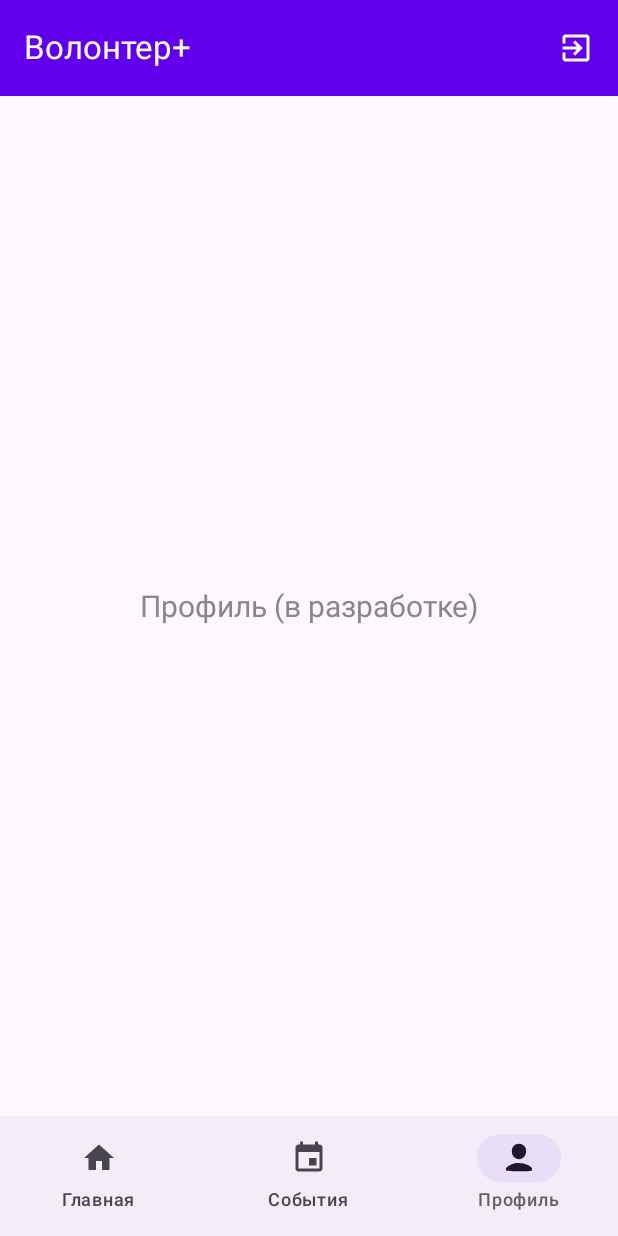
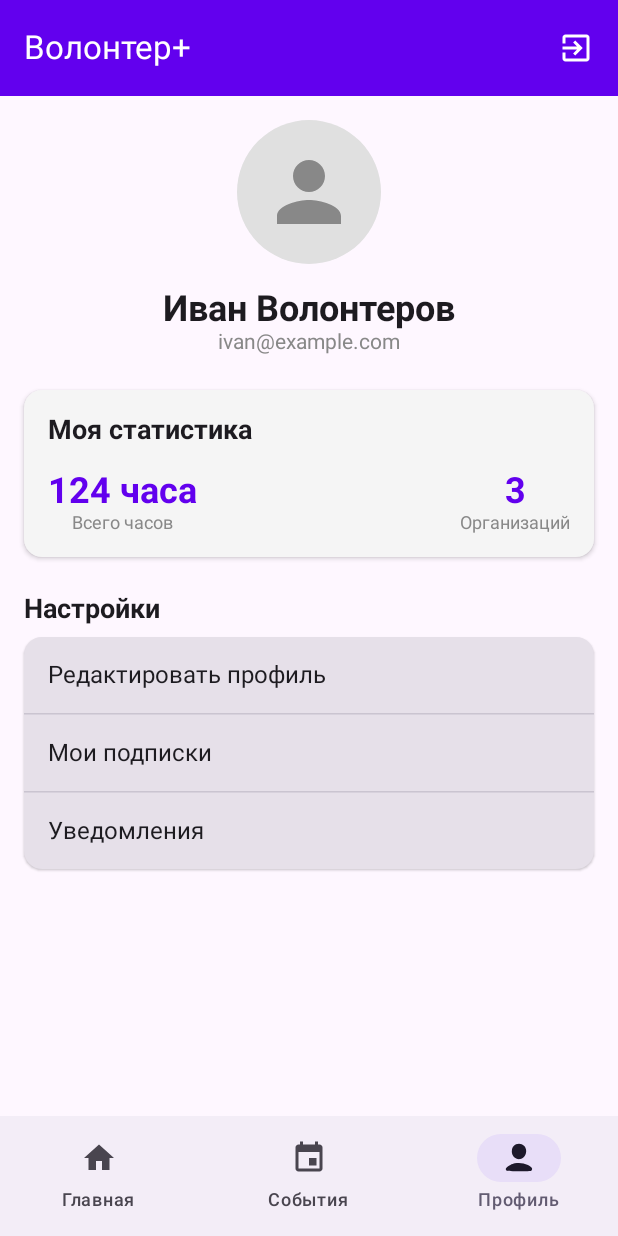
Before and after one commit to kwerbert/volunteer_plus, an Android app built with Jetpack Compose: the composable MainAppScreen shown on its own in the app's theme, item 3 of the bottom bar chosen, on a phone screen of 412 x 824 dp. Run offline under Robolectric (Android 15) with nearby library versions, the phone set to English and light mode, and no system bars; our stand-ins replace Dagger/Hilt's generated code.

Commit message:
feat: добавлен экран Профиля (ProfileScreen) на Compose

```diff
--- a/android/app/src/main/java/com/example/myapplication/MainAppScreen.kt
+++ b/android/app/src/main/java/com/example/myapplication/MainAppScreen.kt
@@ -12,6 +12,7 @@ import androidx.compose.ui.res.painterResource
 import androidx.compose.ui.unit.sp
 import com.example.myapplication.ui.screens.EventsScreen
 import com.example.myapplication.ui.screens.HomeScreen
+import com.example.myapplication.ui.screens.ProfileScreen
 
 @OptIn(ExperimentalMaterial3Api::class)
 @Composable
@@ -53,7 +54,7 @@ fun MainAppScreen(
             when (selectedTab) {
                 0 -> HomeScreen()
                 1 -> EventsScreen() // <-- Подключили наш новый экран!
-                2 -> CenterText("Профиль (в разработке)")
+                2 -> ProfileScreen()
             }
         }
     }
--- /dev/null
+++ b/android/app/src/main/java/com/example/myapplication/ui/screens/ProfileScreen.kt
@@ -0,0 +1,121 @@
+package com.example.myapplication.ui.screens
+
+import androidx.compose.foundation.background
+import androidx.compose.foundation.layout.*
+import androidx.compose.foundation.rememberScrollState
+import androidx.compose.foundation.shape.CircleShape
+import androidx.compose.foundation.verticalScroll
+import androidx.compose.material.icons.Icons
+import androidx.compose.material.icons.filled.Person
+import androidx.compose.material3.*
+import androidx.compose.runtime.Composable
+import androidx.compose.runtime.collectAsState
+import androidx.compose.runtime.getValue
+import androidx.compose.ui.Alignment
+import androidx.compose.ui.Modifier
+import androidx.compose.ui.draw.clip
+import androidx.compose.ui.graphics.Color
+import androidx.compose.ui.text.font.FontWeight
+import androidx.compose.ui.unit.dp
+import androidx.compose.ui.unit.sp
+import androidx.hilt.navigation.compose.hiltViewModel
+import com.example.myapplication.ui.viewmodels.ProfileViewModel
+
+@OptIn(ExperimentalMaterial3Api::class)
+@Composable
+fun ProfileScreen(
+    viewModel: ProfileViewModel = hiltViewModel()
+) {
+    val name by viewModel.userName.collectAsState()
+    val email by viewModel.userEmail.collectAsState()
+    val hours by viewModel.totalHours.collectAsState()
+    val orgs by viewModel.organizationsCount.collectAsState()
+
+    Column(
+        modifier = Modifier
+            .fillMaxSize()
+            .verticalScroll(rememberScrollState())
+            .padding(16.dp),
+        horizontalAlignment = Alignment.CenterHorizontally
+    ) {
+        // Аватар и имя
+        Box(
+            modifier = Modifier
+                .size(96.dp)
+                .clip(CircleShape)
+                .background(Color(0xFFE0E0E0)),
+            contentAlignment = Alignment.Center
+        ) {
+            Icon(
+                imageVector = Icons.Default.Person,
+                contentDescription = "Аватар",
+                modifier = Modifier.size(64.dp),
+                tint = Color.Gray
+            )
+        }
+        Spacer(modifier = Modifier.height(16.dp))
+        Text(text = name, fontSize = 24.sp, fontWeight = FontWeight.Bold)
+        Text(text = email, fontSize = 14.sp, color = Color.Gray)
+
+        Spacer(modifier = Modifier.height(24.dp))
+
+        // Карточка со статистикой
+        Card(
+            modifier = Modifier.fillMaxWidth(),
+            elevation = CardDefaults.cardElevation(defaultElevation = 2.dp),
+            colors = CardDefaults.cardColors(containerColor = Color(0xFFF5F5F5))
+        ) {
+            Column(modifier = Modifier.padding(16.dp)) {
+                Text("Моя статистика", fontSize = 18.sp, fontWeight = FontWeight.Bold)
+                Spacer(modifier = Modifier.height(16.dp))
+
+                Row(modifier = Modifier.fillMaxWidth(), horizontalArrangement = Arrangement.SpaceBetween) {
+                    Column(horizontalAlignment = Alignment.CenterHorizontally) {
+                        Text(text = hours, fontSize = 24.sp, fontWeight = FontWeight.Bold, color = Color(0xFF6200EE))
+                        Text(text = "Всего часов", fontSize = 12.sp, color = Color.Gray)
+                    }
+                    Column(horizontalAlignment = Alignment.CenterHorizontally) {
+                        Text(text = orgs.toString(), fontSize = 24.sp, fontWeight = FontWeight.Bold, color = Color(0xFF6200EE))
+                        Text(text = "Организаций", fontSize = 12.sp, color = Color.Gray)
+                    }
+                }
+            }
+        }
+
+        Spacer(modifier = Modifier.height(24.dp))
+
+        // Настройки
+        Text(
+            text = "Настройки",
+            fontSize = 18.sp,
+            fontWeight = FontWeight.Bold,
+            modifier = Modifier.align(Alignment.Start)
+        )
+        Spacer(modifier = Modifier.height(8.dp))
+
+        Card(
+            modifier = Modifier.fillMaxWidth(),
+            elevation = CardDefaults.cardElevation(defaultElevation = 1.dp)
+        ) {
+            Column {
+                SettingsRow(text = "Редактировать профиль")
+                HorizontalDivider()
+                SettingsRow(text = "Мои подписки")
+                HorizontalDivider()
+                SettingsRow(text = "Уведомления")
+            }
+        }
+    }
+}
+
+@Composable
+fun SettingsRow(text: String) {
+    Row(
+        modifier = Modifier
+            .fillMaxWidth()
+            .padding(16.dp),
+        verticalAlignment = Alignment.CenterVertically
+    ) {
+        Text(text = text, fontSize = 16.sp)
+    }
+}
--- /dev/null
+++ b/android/app/src/main/java/com/example/myapplication/ui/viewmodels/ProfileViewModel.kt
@@ -0,0 +1,16 @@
+package com.example.myapplication.ui.viewmodels
+
+import androidx.lifecycle.ViewModel
+import dagger.hilt.android.lifecycle.HiltViewModel
+import kotlinx.coroutines.flow.MutableStateFlow
+import kotlinx.coroutines.flow.StateFlow
+import javax.inject.Inject
+
+@HiltViewModel
+class ProfileViewModel @Inject constructor() : ViewModel() {
+    // В реальном приложении здесь будет загрузка с сервера
+    val userName = MutableStateFlow("Иван Волонтеров")
+    val userEmail = MutableStateFlow("ivan@example.com")
+    val totalHours = MutableStateFlow("124 часа")
+    val organizationsCount = MutableStateFlow(3)
+}
```
